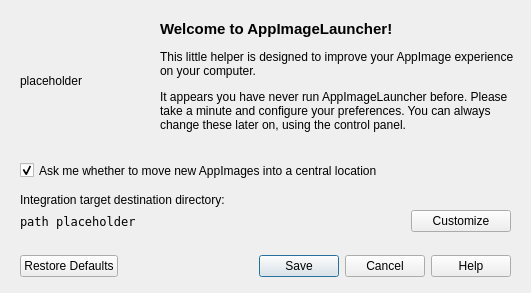
The window that src/ui/first-run.ui (TheAssassin/AppImageLauncher) describes before a commit, drawn with Qt 5.
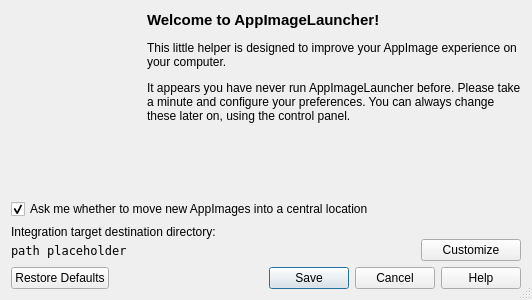
The same window after the commit. Icons and pictures are not drawn.

Commit message: Add layout and ajust widgets

```diff
--- a/src/ui/first-run.ui
+++ b/src/ui/first-run.ui
@@ -6,12 +6,12 @@
    <rect>
     <x>0</x>
     <y>0</y>
-    <width>531</width>
-    <height>293</height>
+    <width>532</width>
+    <height>300</height>
    </rect>
   </property>
   <property name="sizePolicy">
-   <sizepolicy hsizetype="Fixed" vsizetype="Fixed">
+   <sizepolicy hsizetype="MinimumExpanding" vsizetype="Expanding">
     <horstretch>0</horstretch>
     <verstretch>0</verstretch>
    </sizepolicy>
@@ -19,33 +19,57 @@
   <property name="windowTitle">
    <string>First run</string>
   </property>
-  <widget class="QDialogButtonBox" name="buttonBox">
-   <property name="geometry">
-    <rect>
-     <x>20</x>
-     <y>250</y>
-     <width>491</width>
-     <height>32</height>
-    </rect>
-   </property>
-   <property name="orientation">
-    <enum>Qt::Horizontal</enum>
+  <property name="sizeGripEnabled">
+   <bool>true</bool>
+  </property>
+  <layout class="QGridLayout" name="gridLayout">
+   <property name="sizeConstraint">
+    <enum>QLayout::SetDefaultConstraint</enum>
    </property>
-   <property name="standardButtons">
-    <set>QDialogButtonBox::Cancel|QDialogButtonBox::Help|QDialogButtonBox::RestoreDefaults|QDialogButtonBox::Save</set>
-   </property>
-   <property name="centerButtons">
+   <item row="0" column="0">
+    <widget class="QLabel" name="logoLabel">
+     <property name="sizePolicy">
+      <sizepolicy hsizetype="Preferred" vsizetype="Preferred">
+       <horstretch>0</horstretch>
+       <verstretch>0</verstretch>
+      </sizepolicy>
+     </property>
+     <property name="minimumSize">
+      <size>
+       <width>130</width>
+       <height>130</height>
+      </size>
+     </property>
+     <property name="text">
+      <string notr="true"/>
+     </property>
+     <property name="pixmap">
+      <pixmap>:/AppImageLauncher.svg</pixmap>
+     </property>
+     <property name="scaledContents">
     <bool>false</bool>
    </property>
-  </widget>
+     <property name="alignment">
+      <set>Qt::AlignHCenter|Qt::AlignTop</set>
+     </property>
+     <property name="margin">
+      <number>8</number>
+     </property>
+    </widget>
+   </item>
+   <item row="0" column="1">
   <widget class="QLabel" name="welcomeTextLabel">
-   <property name="geometry">
-    <rect>
-     <x>160</x>
-     <y>20</y>
-     <width>361</width>
-     <height>141</height>
-    </rect>
+     <property name="sizePolicy">
+      <sizepolicy hsizetype="MinimumExpanding" vsizetype="MinimumExpanding">
+       <horstretch>0</horstretch>
+       <verstretch>0</verstretch>
+      </sizepolicy>
+     </property>
+     <property name="minimumSize">
+      <size>
+       <width>0</width>
+       <height>0</height>
+      </size>
    </property>
    <property name="text">
     <string>&lt;html&gt;&lt;head/&gt;&lt;body&gt;&lt;p&gt;&lt;span style=&quot; font-size:11pt; font-weight:600;&quot;&gt;Welcome to AppImageLauncher!&lt;/span&gt;&lt;/p&gt;&lt;p&gt;This little helper is designed to improve your AppImage experience on your computer.&lt;/p&gt;&lt;p&gt;It appears you have never run AppImageLauncher before. Please take a minute and configure your preferences. You can always change these later on, using the control panel.&lt;/p&gt;&lt;/body&gt;&lt;/html&gt;</string>
@@ -56,15 +80,18 @@
    <property name="wordWrap">
     <bool>true</bool>
    </property>
-  </widget>
+     <property name="margin">
+      <number>2</number>
+     </property>
+    </widget>
+   </item>
+   <item row="1" column="0" colspan="2">
   <widget class="QCheckBox" name="askMoveCheckBox">
-   <property name="geometry">
-    <rect>
-     <x>20</x>
-     <y>160</y>
-     <width>441</width>
-     <height>21</height>
-    </rect>
+     <property name="sizePolicy">
+      <sizepolicy hsizetype="Minimum" vsizetype="Preferred">
+       <horstretch>0</horstretch>
+       <verstretch>0</verstretch>
+      </sizepolicy>
    </property>
    <property name="text">
     <string>Ask me whether to move new AppImages into a central location</string>
@@ -73,34 +100,20 @@
     <bool>true</bool>
    </property>
   </widget>
-  <widget class="QLabel" name="logoLabel">
-   <property name="geometry">
-    <rect>
-     <x>20</x>
-     <y>20</y>
-     <width>121</width>
-     <height>121</height>
-    </rect>
-   </property>
-   <property name="text">
-    <string notr="true">placeholder</string>
-   </property>
-  </widget>
-  <widget class="QWidget" name="verticalLayoutWidget">
-   <property name="geometry">
-    <rect>
-     <x>20</x>
-     <y>190</y>
-     <width>491</width>
-     <height>42</height>
-    </rect>
-   </property>
+   </item>
+   <item row="2" column="0" colspan="2">
    <layout class="QVBoxLayout" name="destDirVertLayout">
     <property name="spacing">
      <number>0</number>
     </property>
     <item>
      <widget class="QLabel" name="destinationDirDescLabel">
+       <property name="sizePolicy">
+        <sizepolicy hsizetype="Preferred" vsizetype="Preferred">
+         <horstretch>0</horstretch>
+         <verstretch>0</verstretch>
+        </sizepolicy>
+       </property>
       <property name="text">
        <string>Integration target destination directory:</string>
       </property>
@@ -109,7 +122,7 @@
     <item>
      <layout class="QHBoxLayout" name="destDirHorLayout">
       <property name="sizeConstraint">
-       <enum>QLayout::SetFixedSize</enum>
+        <enum>QLayout::SetDefaultConstraint</enum>
       </property>
       <item>
        <widget class="QLabel" name="destinationDirLabel">
@@ -126,7 +139,7 @@
       <item>
        <widget class="QPushButton" name="customizeIntegrationDirButton">
         <property name="sizePolicy">
-         <sizepolicy hsizetype="Maximum" vsizetype="Fixed">
+          <sizepolicy hsizetype="Maximum" vsizetype="Preferred">
           <horstretch>15</horstretch>
           <verstretch>0</verstretch>
          </sizepolicy>
@@ -145,7 +158,21 @@
      </layout>
     </item>
    </layout>
-  </widget>
+   </item>
+   <item row="3" column="0" colspan="2">
+    <widget class="QDialogButtonBox" name="buttonBox">
+     <property name="orientation">
+      <enum>Qt::Horizontal</enum>
+     </property>
+     <property name="standardButtons">
+      <set>QDialogButtonBox::Cancel|QDialogButtonBox::Help|QDialogButtonBox::RestoreDefaults|QDialogButtonBox::Save</set>
+     </property>
+     <property name="centerButtons">
+      <bool>false</bool>
+     </property>
+    </widget>
+   </item>
+  </layout>
  </widget>
  <resources/>
  <connections>
```
Lines whose indentation alone changed are shown as unchanged. The commit also changes 1 other file.
